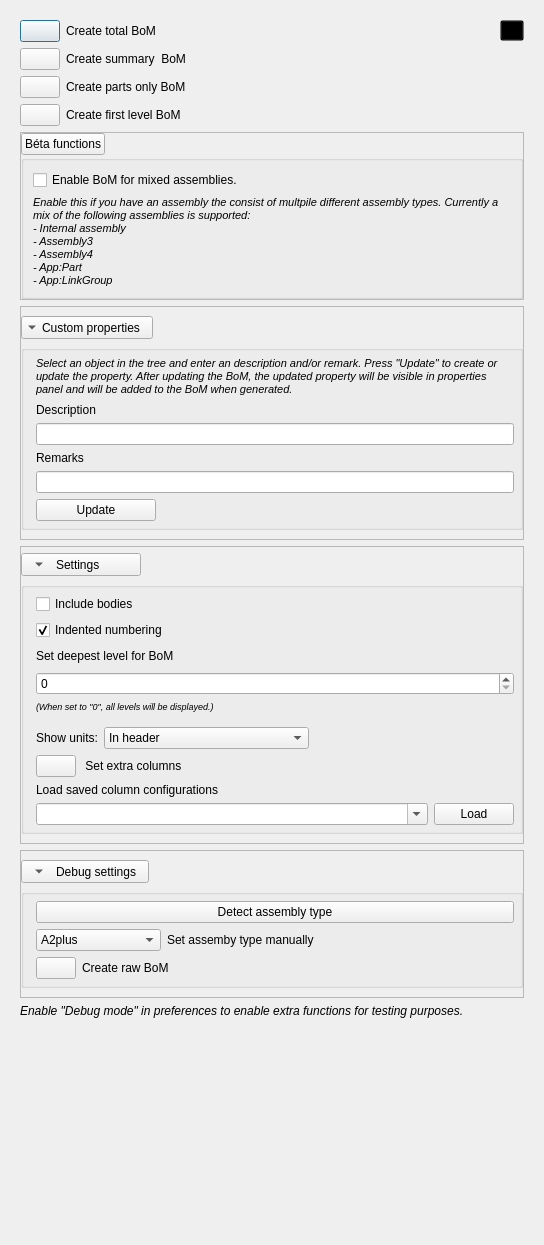
First picture: the form in Resources/UI/BoM_Panel.ui, repository APEbbers/BillOfMaterials-WB, before the edit.
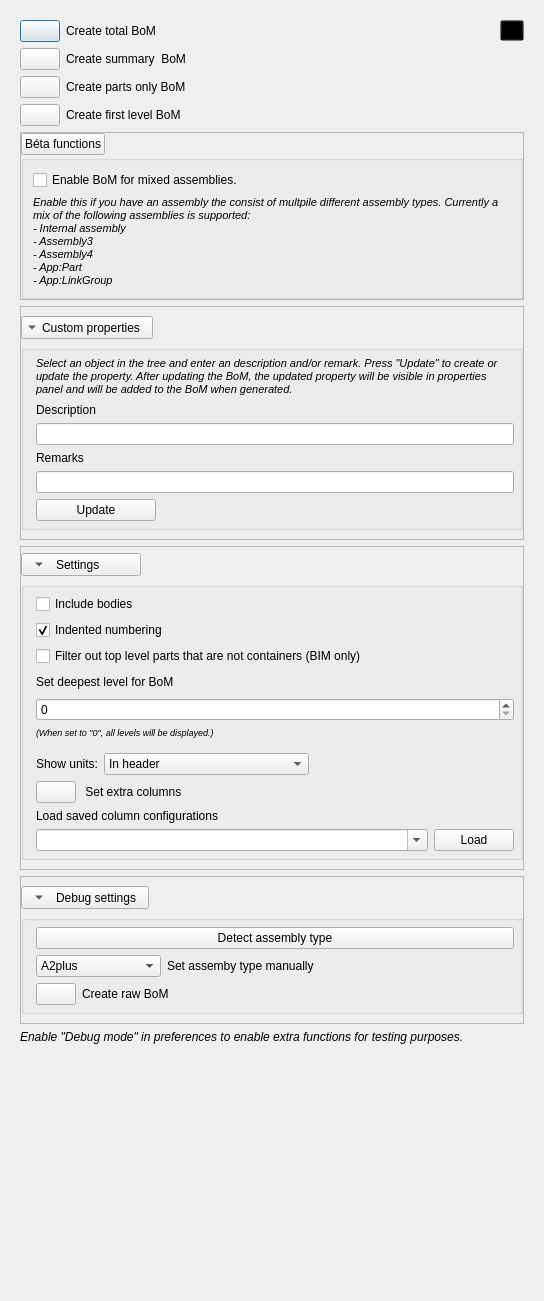
Second picture: the form after the edit. Icons and pictures are not drawn.

Commit message: Added option to filter toplevel for BIM - 1

Diff of the .ui file:
```diff
--- a/Resources/UI/BoM_Panel.ui
+++ b/Resources/UI/BoM_Panel.ui
@@ -7,7 +7,7 @@
     <x>0</x>
     <y>0</y>
     <width>544</width>
-    <height>1245</height>
+    <height>1301</height>
    </rect>
   </property>
   <property name="sizePolicy">
@@ -599,26 +599,14 @@
             <property name="bottomMargin">
              <number>6</number>
             </property>
-            <item row="4" column="0">
-             <widget class="QLabel" name="label_12">
-              <property name="sizePolicy">
-               <sizepolicy hsizetype="Preferred" vsizetype="Fixed">
-                <horstretch>0</horstretch>
-                <verstretch>0</verstretch>
-               </sizepolicy>
-              </property>
-              <property name="minimumSize">
-               <size>
-                <width>0</width>
-                <height>20</height>
-               </size>
-              </property>
+            <item row="2" column="0" colspan="2">
+             <widget class="QCheckBox" name="IncludeBodies">
               <property name="text">
-               <string>&lt;html&gt;&lt;head/&gt;&lt;body&gt;&lt;p&gt;Set deepest level for BoM&lt;/p&gt;&lt;/body&gt;&lt;/html&gt;</string>
+               <string>Include bodies</string>
               </property>
              </widget>
             </item>
-            <item row="10" column="0" colspan="2">
+            <item row="11" column="0" colspan="2">
              <layout class="QGridLayout" name="gridLayout_6">
               <item row="0" column="1">
                <widget class="QPushButton" name="LoadColumns">
@@ -673,39 +661,59 @@
              </layout>
             </item>
             <item row="8" column="0" colspan="2">
-             <layout class="QGridLayout" name="gridLayout_3">
+             <layout class="QGridLayout" name="gridLayout_10">
               <item row="0" column="1">
-               <widget class="QLabel" name="label_3">
-                <property name="text">
-                 <string> Set extra columns </string>
+               <widget class="QComboBox" name="UnitPosition">
+                <property name="sizePolicy">
+                 <sizepolicy hsizetype="Expanding" vsizetype="Fixed">
+                  <horstretch>0</horstretch>
+                  <verstretch>0</verstretch>
+                 </sizepolicy>
                 </property>
+                <property name="minimumSize">
+                 <size>
+                  <width>0</width>
+                  <height>0</height>
+                 </size>
+                </property>
+                <item>
+                 <property name="text">
+                  <string>In header</string>
+                 </property>
+                </item>
+                <item>
+                 <property name="text">
+                  <string>With value</string>
+                 </property>
+                </item>
+                <item>
+                 <property name="text">
+                  <string>Hide</string>
+                 </property>
+                </item>
                </widget>
               </item>
               <item row="0" column="0">
-               <widget class="QPushButton" name="SetColumns">
+               <widget class="QLabel" name="label_10">
                 <property name="sizePolicy">
-                 <sizepolicy hsizetype="Fixed" vsizetype="Preferred">
+                 <sizepolicy hsizetype="Preferred" vsizetype="Fixed">
                   <horstretch>0</horstretch>
                   <verstretch>0</verstretch>
                  </sizepolicy>
                 </property>
-                <property name="text">
-                 <string/>
-                </property>
-                <property name="icon">
-                 <iconset>
-                  <normaloff>:/Resources/Icons/SetColumns.svg</normaloff>:/Resources/Icons/SetColumns.svg</iconset>
-                </property>
-                <property name="iconSize">
+                <property name="minimumSize">
                  <size>
-                  <width>32</width>
-                  <height>32</height>
+                  <width>50</width>
+                  <height>0</height>
                  </size>
                 </property>
+                <property name="text">
+                 <string>Show units:</string>
+                </property>
                </widget>
               </item>
               <item row="0" column="2">
-               <spacer name="horizontalSpacer_7">
+               <spacer name="horizontalSpacer_9">
                 <property name="orientation">
                  <enum>Qt::Orientation::Horizontal</enum>
                 </property>
@@ -719,7 +727,71 @@
               </item>
              </layout>
             </item>
-            <item row="5" column="0" colspan="2">
+            <item row="7" column="0" colspan="2">
+             <widget class="QLabel" name="label_6">
+              <property name="sizePolicy">
+               <sizepolicy hsizetype="Preferred" vsizetype="Preferred">
+                <horstretch>0</horstretch>
+                <verstretch>0</verstretch>
+               </sizepolicy>
+              </property>
+              <property name="minimumSize">
+               <size>
+                <width>200</width>
+                <height>20</height>
+               </size>
+              </property>
+              <property name="text">
+               <string>&lt;html&gt;&lt;head/&gt;&lt;body&gt;&lt;p&gt;&lt;span style=&quot; font-size:7pt; font-style:italic;&quot;&gt;(When set to &amp;quot;0&amp;quot;, all levels will be displayed.)&lt;/span&gt;&lt;/p&gt;&lt;/body&gt;&lt;/html&gt;</string>
+              </property>
+              <property name="alignment">
+               <set>Qt::AlignmentFlag::AlignLeading|Qt::AlignmentFlag::AlignLeft|Qt::AlignmentFlag::AlignTop</set>
+              </property>
+              <property name="wordWrap">
+               <bool>true</bool>
+              </property>
+             </widget>
+            </item>
+            <item row="10" column="0">
+             <widget class="QLabel" name="label_14">
+              <property name="text">
+               <string>Load saved column configurations</string>
+              </property>
+             </widget>
+            </item>
+            <item row="5" column="1">
+             <spacer name="horizontalSpacer">
+              <property name="orientation">
+               <enum>Qt::Orientation::Horizontal</enum>
+              </property>
+              <property name="sizeHint" stdset="0">
+               <size>
+                <width>40</width>
+                <height>20</height>
+               </size>
+              </property>
+             </spacer>
+            </item>
+            <item row="5" column="0">
+             <widget class="QLabel" name="label_12">
+              <property name="sizePolicy">
+               <sizepolicy hsizetype="Preferred" vsizetype="Fixed">
+                <horstretch>0</horstretch>
+                <verstretch>0</verstretch>
+               </sizepolicy>
+              </property>
+              <property name="minimumSize">
+               <size>
+                <width>0</width>
+                <height>20</height>
+               </size>
+              </property>
+              <property name="text">
+               <string>&lt;html&gt;&lt;head/&gt;&lt;body&gt;&lt;p&gt;Set deepest level for BoM&lt;/p&gt;&lt;/body&gt;&lt;/html&gt;</string>
+              </property>
+             </widget>
+            </item>
+            <item row="6" column="0" colspan="2">
              <widget class="QSpinBox" name="MaxLevel">
               <property name="sizePolicy">
                <sizepolicy hsizetype="MinimumExpanding" vsizetype="Expanding">
@@ -769,112 +841,40 @@
               </property>
              </widget>
             </item>
-            <item row="4" column="1">
-             <spacer name="horizontalSpacer">
-              <property name="orientation">
-               <enum>Qt::Orientation::Horizontal</enum>
-              </property>
-              <property name="sizeHint" stdset="0">
-               <size>
-                <width>40</width>
-                <height>20</height>
-               </size>
-              </property>
-             </spacer>
-            </item>
-            <item row="2" column="0" colspan="2">
-             <widget class="QCheckBox" name="IncludeBodies">
-              <property name="text">
-               <string>Include bodies</string>
-              </property>
-             </widget>
-            </item>
-            <item row="6" column="0" colspan="2">
-             <widget class="QLabel" name="label_6">
-              <property name="sizePolicy">
-               <sizepolicy hsizetype="Preferred" vsizetype="Preferred">
-                <horstretch>0</horstretch>
-                <verstretch>0</verstretch>
-               </sizepolicy>
-              </property>
-              <property name="minimumSize">
-               <size>
-                <width>200</width>
-                <height>20</height>
-               </size>
-              </property>
-              <property name="text">
-               <string>&lt;html&gt;&lt;head/&gt;&lt;body&gt;&lt;p&gt;&lt;span style=&quot; font-size:7pt; font-style:italic;&quot;&gt;(When set to &amp;quot;0&amp;quot;, all levels will be displayed.)&lt;/span&gt;&lt;/p&gt;&lt;/body&gt;&lt;/html&gt;</string>
-              </property>
-              <property name="alignment">
-               <set>Qt::AlignmentFlag::AlignLeading|Qt::AlignmentFlag::AlignLeft|Qt::AlignmentFlag::AlignTop</set>
-              </property>
-              <property name="wordWrap">
-               <bool>true</bool>
-              </property>
-             </widget>
-            </item>
-            <item row="9" column="0">
-             <widget class="QLabel" name="label_14">
-              <property name="text">
-               <string>Load saved column configurations</string>
-              </property>
-             </widget>
-            </item>
-            <item row="7" column="0" colspan="2">
-             <layout class="QGridLayout" name="gridLayout_10">
+            <item row="9" column="0" colspan="2">
+             <layout class="QGridLayout" name="gridLayout_3">
               <item row="0" column="1">
-               <widget class="QComboBox" name="UnitPosition">
-                <property name="sizePolicy">
-                 <sizepolicy hsizetype="Expanding" vsizetype="Fixed">
-                  <horstretch>0</horstretch>
-                  <verstretch>0</verstretch>
-                 </sizepolicy>
+               <widget class="QLabel" name="label_3">
+                <property name="text">
+                 <string> Set extra columns </string>
                 </property>
-                <property name="minimumSize">
-                 <size>
-                  <width>0</width>
-                  <height>0</height>
-                 </size>
-                </property>
-                <item>
-                 <property name="text">
-                  <string>In header</string>
-                 </property>
-                </item>
-                <item>
-                 <property name="text">
-                  <string>With value</string>
-                 </property>
-                </item>
-                <item>
-                 <property name="text">
-                  <string>Hide</string>
-                 </property>
-                </item>
                </widget>
               </item>
               <item row="0" column="0">
-               <widget class="QLabel" name="label_10">
+               <widget class="QPushButton" name="SetColumns">
                 <property name="sizePolicy">
-                 <sizepolicy hsizetype="Preferred" vsizetype="Fixed">
+                 <sizepolicy hsizetype="Fixed" vsizetype="Preferred">
                   <horstretch>0</horstretch>
                   <verstretch>0</verstretch>
                  </sizepolicy>
                 </property>
-                <property name="minimumSize">
+                <property name="text">
+                 <string/>
+                </property>
+                <property name="icon">
+                 <iconset>
+                  <normaloff>:/Resources/Icons/SetColumns.svg</normaloff>:/Resources/Icons/SetColumns.svg</iconset>
+                </property>
+                <property name="iconSize">
                  <size>
-                  <width>50</width>
-                  <height>0</height>
+                  <width>32</width>
+                  <height>32</height>
                  </size>
                 </property>
-                <property name="text">
-                 <string>Show units:</string>
-                </property>
                </widget>
               </item>
               <item row="0" column="2">
-               <spacer name="horizontalSpacer_9">
+               <spacer name="horizontalSpacer_7">
                 <property name="orientation">
                  <enum>Qt::Orientation::Horizontal</enum>
                 </property>
@@ -888,6 +888,13 @@
               </item>
              </layout>
             </item>
+            <item row="4" column="0">
+             <widget class="QCheckBox" name="FilterTopLevel">
+              <property name="text">
+               <string>Filter out top level parts that are not containers (BIM only)</string>
+              </property>
+             </widget>
+            </item>
            </layout>
           </widget>
          </item>
```
The commit also changes 4 other files.
